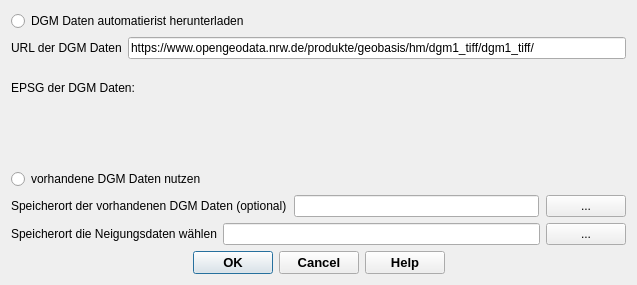
Above: qkan/neigung/res/neigung.ui from SonkeHoffmann/QKan-1 before the change. Below: the same form after it.
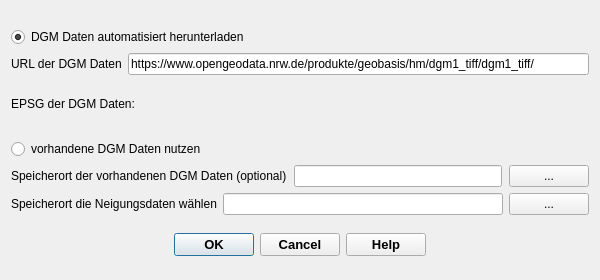
That is the form after the change. Icons and pictures are not drawn. Custom widgets are drawn as their Qt base class.

The edit to the form file:
```diff
--- a/qkan/neigung/res/neigung.ui
+++ b/qkan/neigung/res/neigung.ui
@@ -6,14 +6,14 @@
    <rect>
     <x>0</x>
     <y>0</y>
-    <width>637</width>
-    <height>285</height>
+    <width>600</width>
+    <height>280</height>
    </rect>
   </property>
   <property name="minimumSize">
    <size>
     <width>490</width>
-    <height>260</height>
+    <height>280</height>
    </size>
   </property>
   <property name="font">
@@ -31,13 +31,29 @@
   <layout class="QVBoxLayout" name="verticalLayout">
    <item>
     <layout class="QVBoxLayout" name="verticalLayout_3">
+     <item>
+      <spacer name="verticalSpacer">
+       <property name="orientation">
+        <enum>Qt::Vertical</enum>
+       </property>
+       <property name="sizeHint" stdset="0">
+        <size>
+         <width>20</width>
+         <height>80</height>
+        </size>
+       </property>
+      </spacer>
+     </item>
      <item>
       <widget class="QRadioButton" name="dgm_automatisch">
        <property name="enabled">
         <bool>true</bool>
        </property>
        <property name="text">
-        <string>DGM Daten automatierist herunterladen</string>
+        <string>DGM Daten automatisiert herunterladen</string>
+       </property>
+       <property name="checked">
+        <bool>true</bool>
        </property>
       </widget>
      </item>
@@ -59,6 +75,19 @@
        </item>
       </layout>
      </item>
+     <item>
+      <spacer name="verticalSpacer_3">
+       <property name="orientation">
+        <enum>Qt::Vertical</enum>
+       </property>
+       <property name="sizeHint" stdset="0">
+        <size>
+         <width>20</width>
+         <height>80</height>
+        </size>
+       </property>
+      </spacer>
+     </item>
      <item>
       <layout class="QVBoxLayout" name="verticalLayout_2">
        <item>
@@ -79,15 +108,38 @@
         </widget>
        </item>
        <item>
-        <widget class="QgsProjectionSelectionWidget" name="epsg"/>
+        <widget class="QgsProjectionSelectionWidget" name="epsg">
+         <property name="maximumSize">
+          <size>
+           <width>16777215</width>
+           <height>22</height>
+          </size>
+         </property>
+        </widget>
        </item>
       </layout>
      </item>
+     <item>
+      <spacer name="verticalSpacer_4">
+       <property name="orientation">
+        <enum>Qt::Vertical</enum>
+       </property>
+       <property name="sizeHint" stdset="0">
+        <size>
+         <width>20</width>
+         <height>80</height>
+        </size>
+       </property>
+      </spacer>
+     </item>
      <item>
       <widget class="QRadioButton" name="dgm_manuell">
        <property name="text">
         <string>vorhandene DGM Daten nutzen</string>
        </property>
+       <property name="checked">
+        <bool>false</bool>
+       </property>
       </widget>
      </item>
      <item>
@@ -116,6 +168,18 @@
        </item>
        <item>
         <widget class="QPushButton" name="select_ordner_dgm">
+         <property name="sizePolicy">
+          <sizepolicy hsizetype="Fixed" vsizetype="Fixed">
+           <horstretch>0</horstretch>
+           <verstretch>0</verstretch>
+          </sizepolicy>
+         </property>
+         <property name="minimumSize">
+          <size>
+           <width>0</width>
+           <height>0</height>
+          </size>
+         </property>
          <property name="toolTip">
           <string>Die DGM Datei sollte das geasmte Einzugsgebiet umfassen.</string>
          </property>
@@ -130,6 +194,9 @@
    </item>
    <item>
     <layout class="QHBoxLayout" name="horizontalLayout_6">
+     <property name="spacing">
+      <number>6</number>
+     </property>
      <item>
       <widget class="QLabel" name="label">
        <property name="text">
@@ -149,8 +216,27 @@
      </item>
     </layout>
    </item>
+   <item>
+    <spacer name="verticalSpacer_2">
+     <property name="orientation">
+      <enum>Qt::Vertical</enum>
+     </property>
+     <property name="sizeHint" stdset="0">
+      <size>
+       <width>20</width>
+       <height>40</height>
+      </size>
+     </property>
+    </spacer>
+   </item>
    <item>
     <widget class="QDialogButtonBox" name="button_box">
+     <property name="minimumSize">
+      <size>
+       <width>0</width>
+       <height>48</height>
+      </size>
+     </property>
      <property name="font">
       <font>
        <family>Tahoma</family>
```
